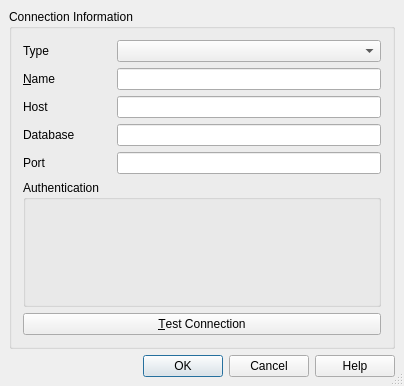
The window that src/ui/qgsnewogrconnectionbase.ui (qgis/QGIS) describes before a commit, drawn with Qt 5.
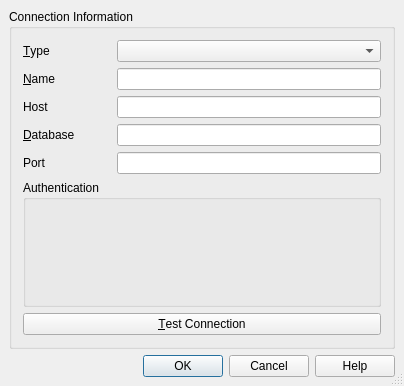
The same window after the commit. Custom widgets are drawn as their Qt base class.

The edit to the form file:
```diff
--- a/src/ui/qgsnewogrconnectionbase.ui
+++ b/src/ui/qgsnewogrconnectionbase.ui
@@ -25,7 +25,7 @@
   <property name="modal">
    <bool>true</bool>
   </property>
-  <layout class="QGridLayout">
+  <layout class="QGridLayout" name="grLayout1">
    <property name="leftMargin">
     <number>9</number>
    </property>
@@ -95,7 +95,7 @@
       <item row="0" column="0">
        <widget class="QLabel" name="label">
         <property name="text">
-         <string>Type</string>
+         <string>&amp;Type</string>
         </property>
         <property name="buddy">
          <cstring>cmbDatabaseTypes</cstring>
@@ -125,7 +125,7 @@
       <item row="3" column="0">
        <widget class="QLabel" name="TextLabel2">
         <property name="text">
-         <string>Database</string>
+         <string>&amp;Database</string>
         </property>
         <property name="buddy">
          <cstring>txtDatabase</cstring>
```
